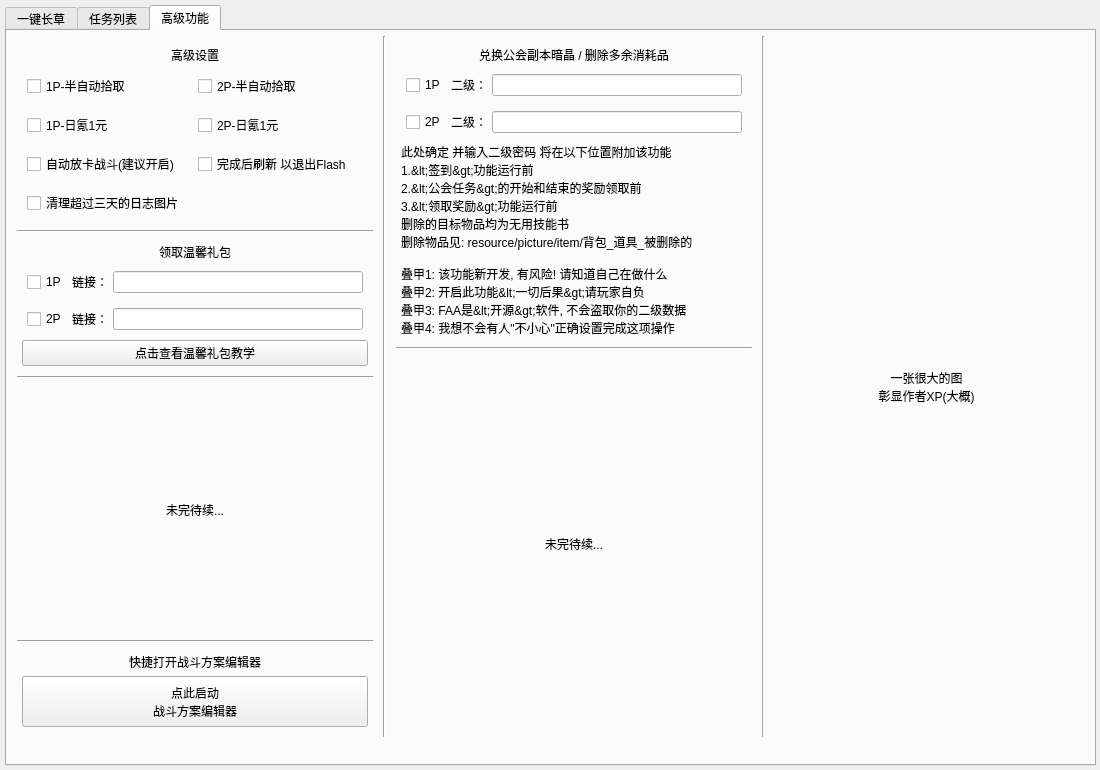
Before: the Qt Designer form resource/ui/FAA_3.0.ui in StareAbyss/FoodsVsMiceAutoAssistant, drawn with Qt 5.
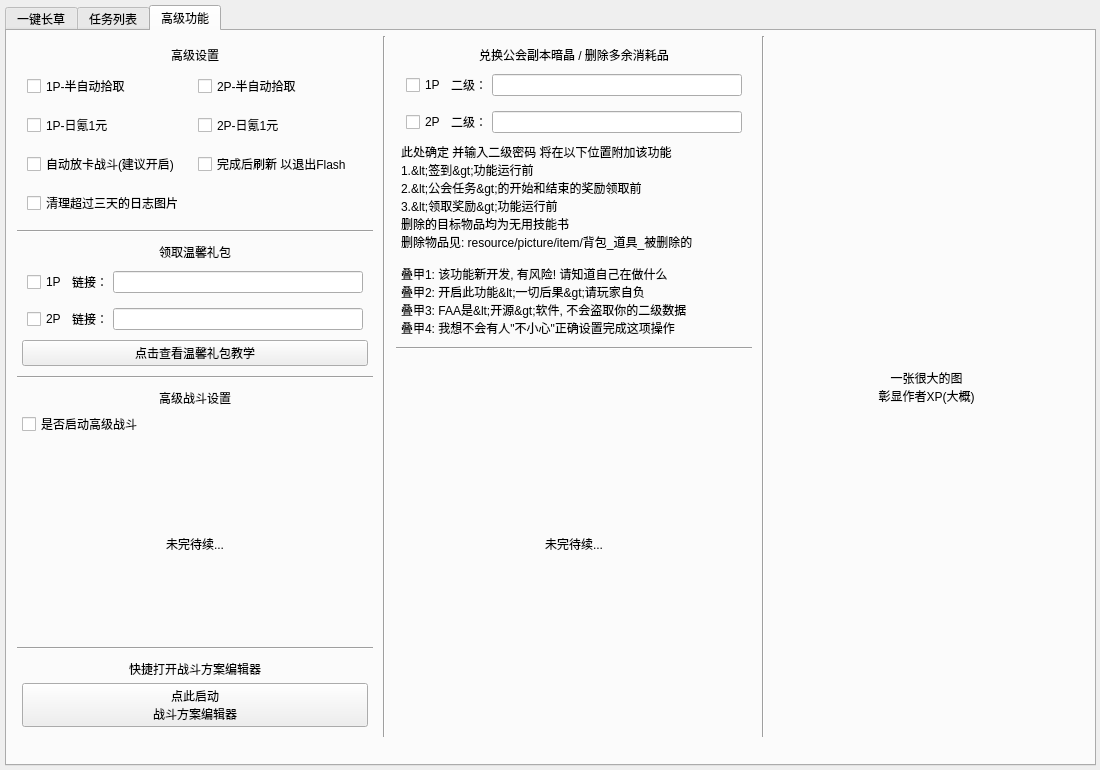
After: the same form once the commit is applied. The open tabs and pages were chosen to show the change. Custom widgets are drawn as their Qt base class.

Commit message: 1.5.0 beta3 实现了高级战斗启用前端部分

Patch:
```diff
--- a/resource/ui/FAA_3.0.ui
+++ b/resource/ui/FAA_3.0.ui
@@ -7713,7 +7713,7 @@
            <number>5</number>
           </property>
           <item>
-           <layout class="QVBoxLayout" name="Lay_Tab3_Left" stretch="3,0,3,0,6,0,2">
+           <layout class="QVBoxLayout" name="Lay_Tab3_Left" stretch="3,0,3,0,0,6,0,2">
             <property name="leftMargin">
              <number>5</number>
             </property>
@@ -8265,6 +8265,57 @@
               </property>
              </widget>
             </item>
+            <item>
+             <layout class="QVBoxLayout" name="Lay_senior_battle" stretch="0,0">
+              <property name="leftMargin">
+               <number>5</number>
+              </property>
+              <property name="topMargin">
+               <number>5</number>
+              </property>
+              <property name="rightMargin">
+               <number>5</number>
+              </property>
+              <property name="bottomMargin">
+               <number>5</number>
+              </property>
+              <item alignment="Qt::AlignHCenter">
+               <widget class="QLabel" name="Battle_senior_text">
+                <property name="text">
+                 <string>高级战斗设置</string>
+                </property>
+               </widget>
+              </item>
+              <item>
+               <widget class="QCheckBox" name="Battle_senior_checkedbox">
+                <property name="sizePolicy">
+                 <sizepolicy hsizetype="Expanding" vsizetype="Expanding">
+                  <horstretch>0</horstretch>
+                  <verstretch>0</verstretch>
+                 </sizepolicy>
+                </property>
+                <property name="minimumSize">
+                 <size>
+                  <width>0</width>
+                  <height>0</height>
+                 </size>
+                </property>
+                <property name="maximumSize">
+                 <size>
+                  <width>16777215</width>
+                  <height>16777215</height>
+                 </size>
+                </property>
+                <property name="toolTip">
+                 <string>只用点一下就够了!</string>
+                </property>
+                <property name="text">
+                 <string>是否启动高级战斗</string>
+                </property>
+               </widget>
+              </item>
+             </layout>
+            </item>
             <item>
              <layout class="QHBoxLayout" name="Lay_GetWarmGift_1P_2">
               <property name="leftMargin">
```
Left out of the diff: 2 changed lines with no effect on the pictures. The commit also changes 2 other files.
